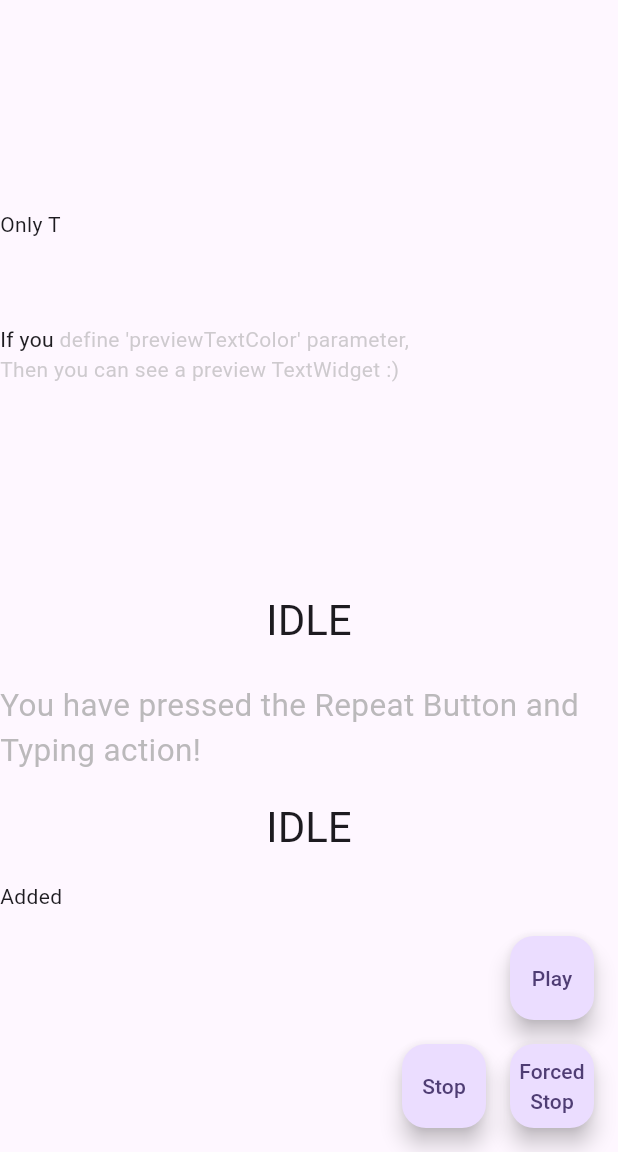
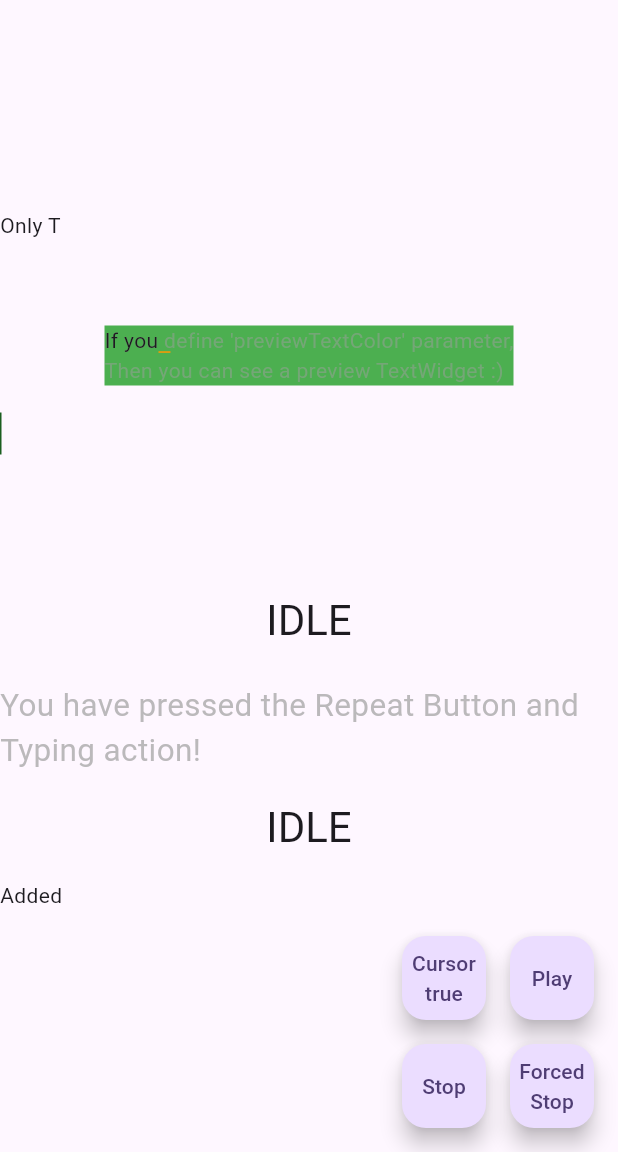
Before and after one commit to Lagerstroemia-Indica/keyboard_typing, a Flutter app: the first screen one second after launch, on a phone screen of 412 x 824 dp, the part 84-1236 px from its top. Run offline on Flutter 3.47's test engine with Material 3 defaults, Android fonts, the phone set to English and light mode, and no system bars; missing offline and left inert: flutter_logcat.

Commit message:
Added more dart format and mod example

```diff
--- a/example/lib/main.dart
+++ b/example/lib/main.dart
@@ -40,6 +40,7 @@ class _MyHomePageState extends State<MyHomePage> {
   final KeyboardTypingController controllerAutoStart = KeyboardTypingController();
   late String state;
   late String stateRepeat;
+  bool isCursorVisible = true;
 
   @override
   void initState() {
@@ -77,12 +78,18 @@ class _MyHomePageState extends State<MyHomePage> {
           children: <Widget>[
             KeyboardTyping(
               text: Text("Only TextWidget,\n Not define KeyboardTypingController :)"),
+              // cursorMode: KeyboardTypingCursorMode.none,
             ),
             const SizedBox(height: 36.0,),
-            KeyboardTyping(
+            Container(
+              color: Colors.green,
+              child: KeyboardTyping(
                 text: Text("If you define 'previewTextColor' parameter,\nThen you can see a preview TextWidget :)",
                 ),
                 previewTextColor: Colors.grey.withOpacity(0.5),
+                cursorMode: KeyboardTypingCursorMode.horizontal,
+                cursorColor: Colors.orange,
+              ),
             ),
             const SizedBox(height: 18.0,),
             KeyboardTyping(
@@ -96,6 +103,7 @@ class _MyHomePageState extends State<MyHomePage> {
               ),
               controller: controller,
               intervalDuration: const Duration(milliseconds: 50),
+              cursorMode: KeyboardTypingCursorMode.vertical,
             ),
             const SizedBox(height: 18.0,),
             Text(state,
@@ -129,6 +137,23 @@ class _MyHomePageState extends State<MyHomePage> {
         mainAxisAlignment: MainAxisAlignment.end,
         crossAxisAlignment: CrossAxisAlignment.end,
         children: [
+          Row(
+            mainAxisAlignment: MainAxisAlignment.end,
+            children: [
+              FloatingActionButton(
+                key: null,
+                onPressed: () {
+                  setState(() {
+                    isCursorVisible = !isCursorVisible;
+                    controller.cursor(visible: isCursorVisible);
+                    controllerRepeat.cursor(visible: isCursorVisible);
+                  });
+                },
+                child: Text("Cursor\n$isCursorVisible",
+                  textAlign: TextAlign.center,
+                ),
+              ),
+              const SizedBox(width: 16.0,),
               FloatingActionButton(
                 key: null,
                 onPressed: () {
@@ -138,6 +163,8 @@ class _MyHomePageState extends State<MyHomePage> {
                   });
                 },
                 child: const Text("Play"),
+              ),
+            ],
           ),
           const SizedBox(height: 16.0,),
           Row(
--- /dev/null
+++ b/example/lib/single_exam.dart
@@ -0,0 +1,6 @@
+import 'package:flutter/material.dart';
+import 'package:keyboard_typing/keyboard_typing.dart';
+
+void main() {
+  runApp(MaterialApp())
+}
--- a/lib/src/cursor/cursor_widget.dart
+++ b/lib/src/cursor/cursor_widget.dart
@@ -3,6 +3,11 @@ import 'dart:async';
 import 'package:flutter/material.dart';
 import '../typing_cursor.dart';
 
+/// KeyboardCursor(or Caret) Widget
+///
+/// If you don't want see [Caret]
+/// Use Controller's [cursor] function.
+/// It has [visible] parameter. You can measure it.
 class Caret extends StatefulWidget {
   const Caret({
     super.key,
```
Lines whose indentation alone changed are shown as unchanged.
